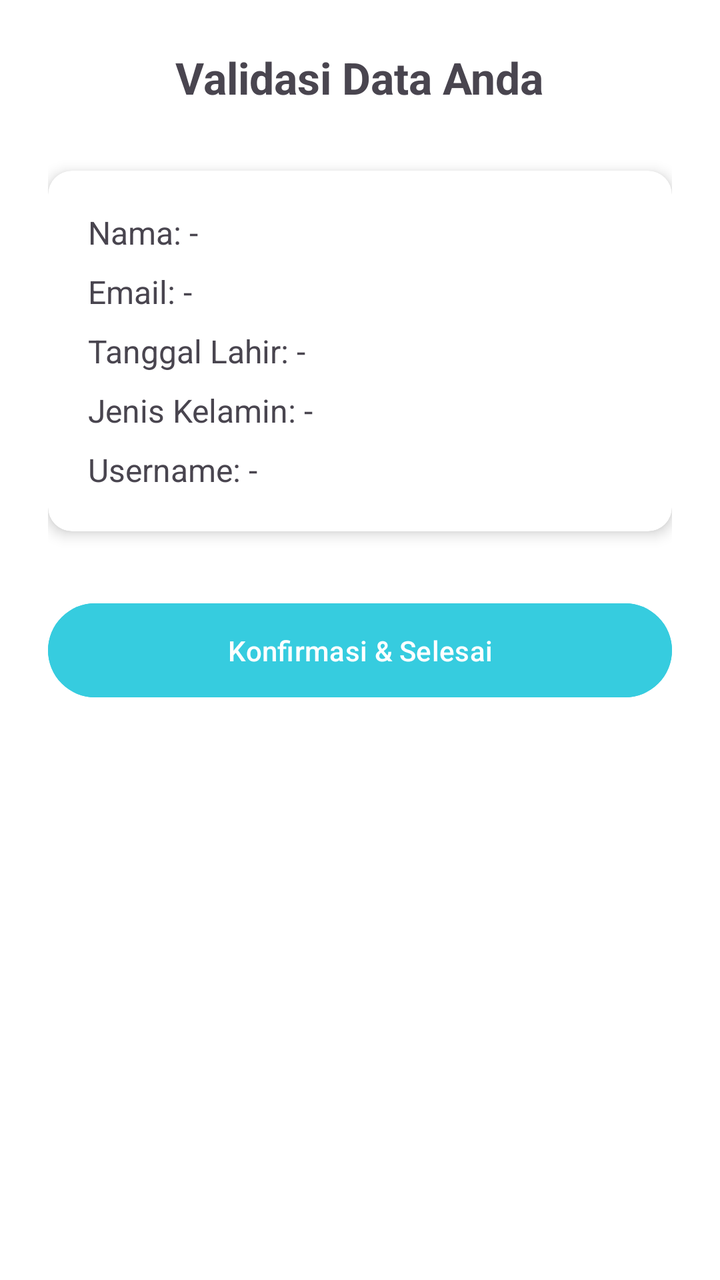
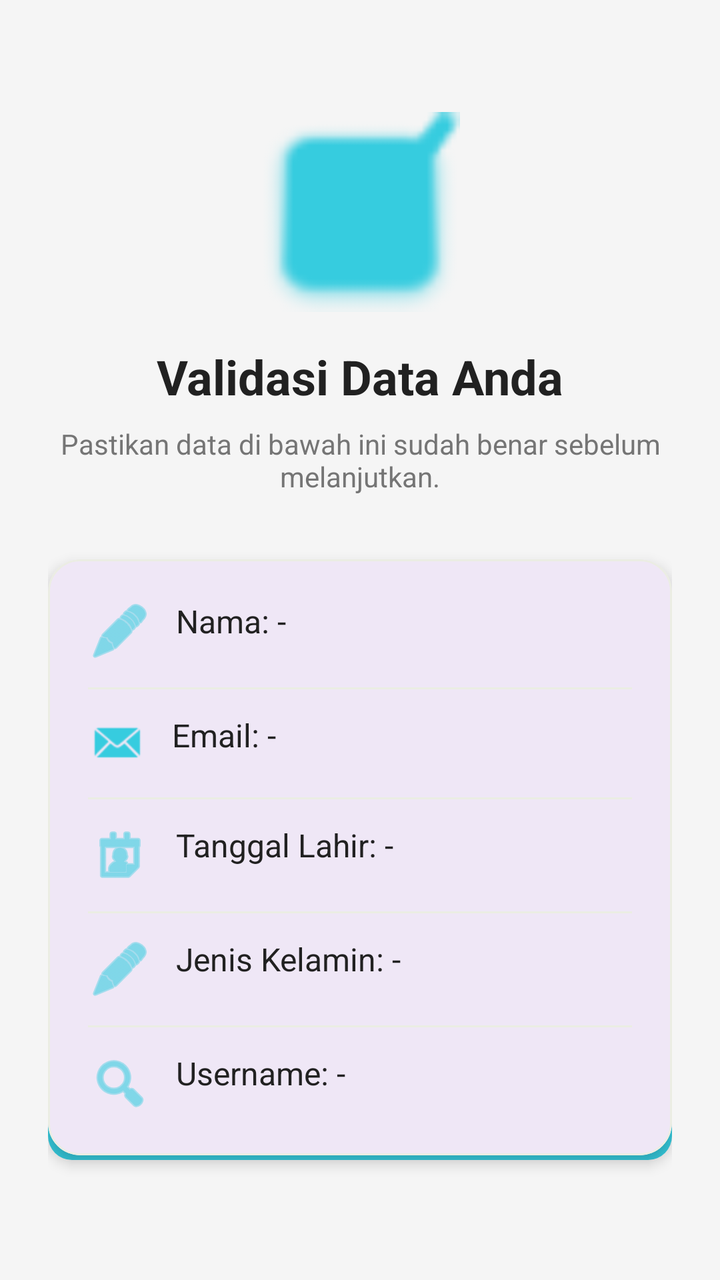

Compare the two renders of this Android layout. The source of the first and the diff that turns it into the second are given below.
<!-- AndroidManifest.xml: application theme Theme.Amelcat -->
<!-- res/layout/activity_validasi.xml -->
<?xml version="1.0" encoding="utf-8"?>
<LinearLayout xmlns:android="http://schemas.android.com/apk/res/android"
    android:layout_width="match_parent"
    android:layout_height="match_parent"
    android:orientation="vertical"
    android:padding="24dp"
    android:gravity="center_horizontal"
    android:background="@android:color/white">

    <TextView
        android:layout_width="wrap_content"
        android:layout_height="wrap_content"
        android:text="Validasi Data Anda"
        android:textSize="22sp"
        android:textStyle="bold"
        android:layout_marginBottom="32dp" />

    <androidx.cardview.widget.CardView
        android:layout_width="match_parent"
        android:layout_height="wrap_content"
        app:cardCornerRadius="12dp"
        app:cardElevation="4dp"
        xmlns:app="http://schemas.android.com/apk/res-auto">

        <LinearLayout
            android:layout_width="match_parent"
            android:layout_height="wrap_content"
            android:orientation="vertical"
            android:padding="20dp">

            <TextView android:id="@+id/tvValNama"
                android:layout_width="match_parent"
                android:layout_height="wrap_content"
                android:text="Nama: -"
                android:textSize="16sp"
                android:layout_marginBottom="8dp"/>

            <TextView android:id="@+id/tvValEmail"
                android:layout_width="match_parent"
                android:layout_height="wrap_content"
                android:text="Email: -"
                android:textSize="16sp"
                android:layout_marginBottom="8dp"/>

            <TextView android:id="@+id/tvValTanggal"
                android:layout_width="match_parent"
                android:layout_height="wrap_content"
                android:text="Tanggal Lahir: -"
                android:textSize="16sp"
                android:layout_marginBottom="8dp"/>

            <TextView android:id="@+id/tvValGender"
                android:layout_width="match_parent"
                android:layout_height="wrap_content"
                android:text="Jenis Kelamin: -"
                android:textSize="16sp"
                android:layout_marginBottom="8dp"/>

            <TextView android:id="@+id/tvValUsername"
                android:layout_width="match_parent"
                android:layout_height="wrap_content"
                android:text="Username: -"
                android:textSize="16sp" />

        </LinearLayout>
    </androidx.cardview.widget.CardView>

    <Button
        android:id="@+id/btnConfirm"
        android:layout_width="match_parent"
        android:layout_height="55dp"
        android:layout_marginTop="32dp"
        android:text="Konfirmasi &amp; Selesai"
        android:backgroundTint="@color/accent" />


</LinearLayout>
<!-- resources referenced by this layout -->
<resources>
  <color name="accent">#36ccdf</color>
  <style name="Theme.Amelcat" parent="Base.Theme.Amelcat" />
  <style name="Base.Theme.Amelcat" parent="Theme.Material3.DayNight.NoActionBar">
          
          
      </style>
</resources>

<!-- the commit's change to res/layout/activity_validasi.xml (unified diff, before → after) -->
@@ -1,26 +1,59 @@
 <?xml version="1.0" encoding="utf-8"?>
-<LinearLayout xmlns:android="http://schemas.android.com/apk/res/android"
+<androidx.constraintlayout.widget.ConstraintLayout xmlns:android="http://schemas.android.com/apk/res/android"
+    xmlns:app="http://schemas.android.com/apk/res-auto"
+    xmlns:tools="http://schemas.android.com/tools"
     android:layout_width="match_parent"
     android:layout_height="match_parent"
-    android:orientation="vertical"
-    android:padding="24dp"
-    android:gravity="center_horizontal"
-    android:background="@android:color/white">
+    android:background="@color/background"
+    android:padding="24dp">
+
+    <ImageView
+        android:id="@+id/ivSuccess"
+        android:layout_width="100dp"
+        android:layout_height="100dp"
+        android:layout_marginTop="32dp"
+        android:src="@android:drawable/checkbox_on_background"
+        app:layout_constraintEnd_toEndOf="parent"
+        app:layout_constraintStart_toStartOf="parent"
+        app:layout_constraintTop_toTopOf="parent"
+        app:tint="@color/accent" />
 
     <TextView
+        android:id="@+id/tvTitle"
         android:layout_width="wrap_content"
         android:layout_height="wrap_content"
+        android:layout_marginTop="16dp"
         android:text="Validasi Data Anda"
-        android:textSize="22sp"
+        android:textColor="@color/text_primary"
+        android:textSize="24sp"
         android:textStyle="bold"
-        android:layout_marginBottom="32dp" />
+        app:layout_constraintEnd_toEndOf="parent"
+        app:layout_constraintStart_toStartOf="parent"
+        app:layout_constraintTop_toBottomOf="@id/ivSuccess" />
 
-    <androidx.cardview.widget.CardView
+    <TextView
+        android:id="@+id/tvSubtitle"
+        android:layout_width="0dp"
+        android:layout_height="wrap_content"
+        android:layout_marginTop="8dp"
+        android:gravity="center"
+        android:text="Pastikan data di bawah ini sudah benar sebelum melanjutkan."
+        android:textColor="@color/text_secondary"
+        android:textSize="14sp"
+        app:layout_constraintEnd_toEndOf="parent"
+        app:layout_constraintStart_toStartOf="parent"
+        app:layout_constraintTop_toBottomOf="@id/tvTitle" />
+
+    <com.google.android.material.card.MaterialCardView
+        android:id="@+id/cardData"
         android:layout_width="match_parent"
         android:layout_height="wrap_content"
-        app:cardCornerRadius="12dp"
+        android:layout_marginTop="32dp"
+        app:cardCornerRadius="16dp"
         app:cardElevation="4dp"
-        xmlns:app="http://schemas.android.com/apk/res-auto">
+        app:layout_constraintTop_toBottomOf="@id/tvSubtitle"
+        app:strokeColor="@color/grey"
+        app:strokeWidth="1dp">
 
         <LinearLayout
             android:layout_width="match_parent"
@@ -28,50 +61,102 @@
             android:orientation="vertical"
             android:padding="20dp">
 
-            <TextView android:id="@+id/tvValNama"
+            <TextView
+                android:id="@+id/tvValNama"
                 android:layout_width="match_parent"
                 android:layout_height="wrap_content"
+                android:layout_marginBottom="12dp"
+                android:drawablePadding="12dp"
                 android:text="Nama: -"
+                android:textColor="@color/text_primary"
                 android:textSize="16sp"
-                android:layout_marginBottom="8dp"/>
+                app:drawableStartCompat="@android:drawable/ic_menu_edit"
+                app:drawableTint="@color/accent" />
 
-            <TextView android:id="@+id/tvValEmail"
+            <View
+                android:layout_width="match_parent"
+                android:layout_height="1dp"
+                android:layout_marginBottom="12dp"
+                android:background="@color/grey" />
+
+            <TextView
+                android:id="@+id/tvValEmail"
                 android:layout_width="match_parent"
                 android:layout_height="wrap_content"
+                android:layout_marginBottom="12dp"
+                android:drawablePadding="12dp"
                 android:text="Email: -"
+                android:textColor="@color/text_primary"
                 android:textSize="16sp"
-                android:layout_marginBottom="8dp"/>
+                app:drawableStartCompat="@android:drawable/sym_action_email"
+                app:drawableTint="@color/accent" />
 
-            <TextView android:id="@+id/tvValTanggal"
+            <View
+                android:layout_width="match_parent"
+                android:layout_height="1dp"
+                android:layout_marginBottom="12dp"
+                android:background="@color/grey" />
+
+            <TextView
+                android:id="@+id/tvValTanggal"
                 android:layout_width="match_parent"
                 android:layout_height="wrap_content"
+                android:layout_marginBottom="12dp"
+                android:drawablePadding="12dp"
                 android:text="Tanggal Lahir: -"
+                android:textColor="@color/text_primary"
                 android:textSize="16sp"
-                android:layout_marginBottom="8dp"/>
+                app:drawableStartCompat="@android:drawable/ic_menu_my_calendar"
+                app:drawableTint="@color/accent" />
 
-            <TextView android:id="@+id/tvValGender"
+            <View
+                android:layout_width="match_parent"
+                android:layout_height="1dp"
+                android:layout_marginBottom="12dp"
+                android:background="@color/grey" />
+
+            <TextView
+                android:id="@+id/tvValGender"
                 android:layout_width="match_parent"
                 android:layout_height="wrap_content"
+                android:layout_marginBottom="12dp"
+                android:drawablePadding="12dp"
                 android:text="Jenis Kelamin: -"
+                android:textColor="@color/text_primary"
                 android:textSize="16sp"
-                android:layout_marginBottom="8dp"/>
+                app:drawableStartCompat="@android:drawable/ic_menu_edit"
+                app:drawableTint="@color/accent" />
 
-            <TextView android:id="@+id/tvValUsername"
+            <View
+                android:layout_width="match_parent"
+                android:layout_height="1dp"
+                android:layout_marginBottom="12dp"
+                android:background="@color/grey" />
+
+            <TextView
+                android:id="@+id/tvValUsername"
                 android:layout_width="match_parent"
                 android:layout_height="wrap_content"
+                android:drawablePadding="12dp"
                 android:text="Username: -"
-                android:textSize="16sp" />
+                android:textColor="@color/text_primary"
+                android:textSize="16sp"
+                app:drawableStartCompat="@android:drawable/ic_menu_search"
+                app:drawableTint="@color/accent" />
 
         </LinearLayout>
-    </androidx.cardview.widget.CardView>
+    </com.google.android.material.card.MaterialCardView>
 
-    <Button
+    <com.google.android.material.button.MaterialButton
         android:id="@+id/btnConfirm"
         android:layout_width="match_parent"
-        android:layout_height="55dp"
-        android:layout_marginTop="32dp"
+        android:layout_height="60dp"
+        android:layout_marginBottom="32dp"
         android:text="Konfirmasi &amp; Selesai"
-        android:backgroundTint="@color/accent" />
+        android:textAllCaps="false"
+        android:textSize="16sp"
+        app:backgroundTint="@color/accent"
+        app:cornerRadius="12dp"
+        app:layout_constraintBottom_toBottomOf="parent" />
 
-
-</LinearLayout>
+</androidx.constraintlayout.widget.ConstraintLayout>
<!-- resource entries referenced after the edit -->
@@ -1,6 +1,10 @@
 <!-- resources referenced by this layout -->
 <resources>
   <color name="accent">#36ccdf</color>
+  <color name="background">#F5F5F5</color>
+  <color name="grey">#EBEDE3</color>
+  <color name="text_primary">#212121</color>
+  <color name="text_secondary">#757575</color>
   <style name="Theme.Amelcat" parent="Base.Theme.Amelcat" />
   <style name="Base.Theme.Amelcat" parent="Theme.Material3.DayNight.NoActionBar">
           
